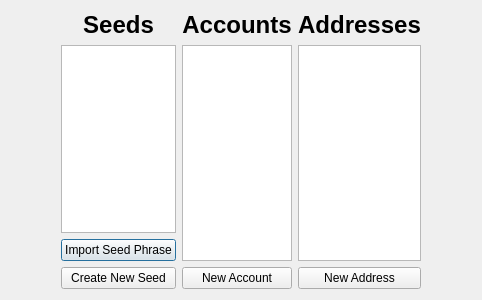
This is src/qt/addressesdialog.ui in saluscoin/salus as Qt 5 draws it before an edit. The edited form follows.
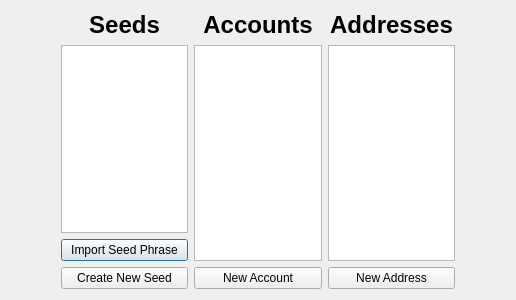
This is the edited form.

Commit message: Add logic and connect New Address button.

Patch:
```diff
--- a/src/qt/addressesdialog.ui
+++ b/src/qt/addressesdialog.ui
@@ -6,7 +6,7 @@
    <rect>
     <x>0</x>
     <y>0</y>
-    <width>400</width>
+    <width>516</width>
     <height>300</height>
    </rect>
   </property>
```
Left out of the diff: 2 changed lines with no effect on the pictures. The commit also changes 7 other files.
